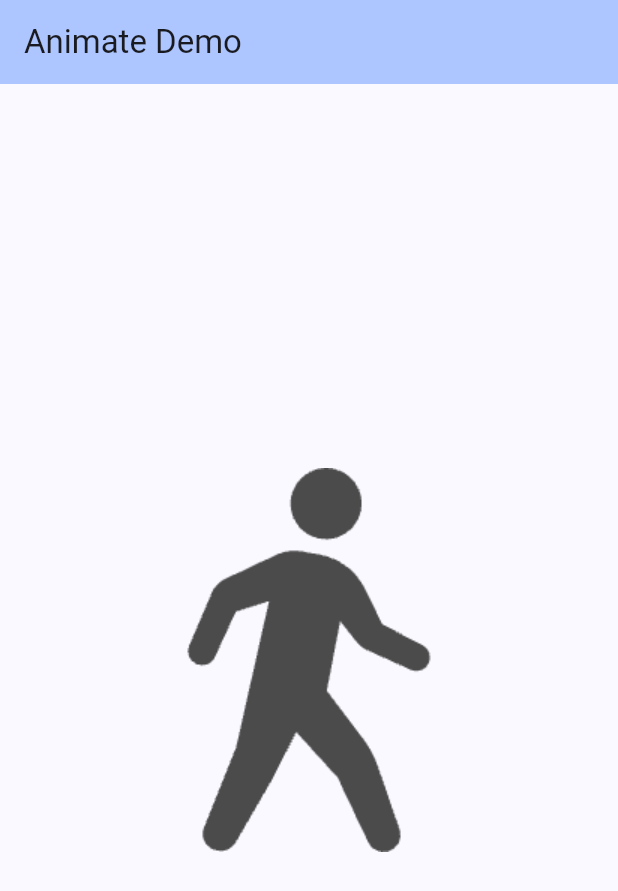
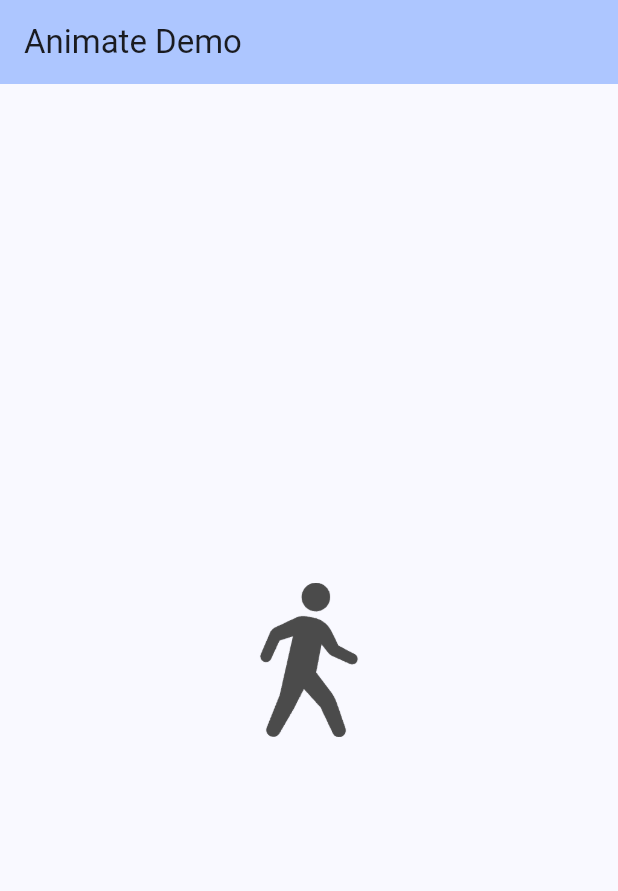
Before and after one commit to c22349/flutter_animation_practice, a Flutter app: the screen it shows after launch, on a phone screen of 412 x 824 dp. Shown: the top 891 px of the screen. Run offline on Flutter 3.47's test engine with Material 3 defaults, Android fonts, the phone set to English and light mode, and no system bars.

Commit message:
Fix image size

```diff
--- a/lib/main.dart
+++ b/lib/main.dart
@@ -79,7 +79,12 @@ class _MyHomePageState extends State<MyHomePage> {
         // 各ウィジェットのワイヤーフレームを見ることができます。
         child: Column(
           mainAxisAlignment: MainAxisAlignment.center,
-          children: [Image.asset('images/walk.png')],
+          children: [
+            SizedBox(
+              width: MediaQuery.of(context).size.width * 0.25, // 画面幅の25%
+              child: Image.asset('images/walk.png'),
+            ),
+          ],
         ),
       ),
     );
```
